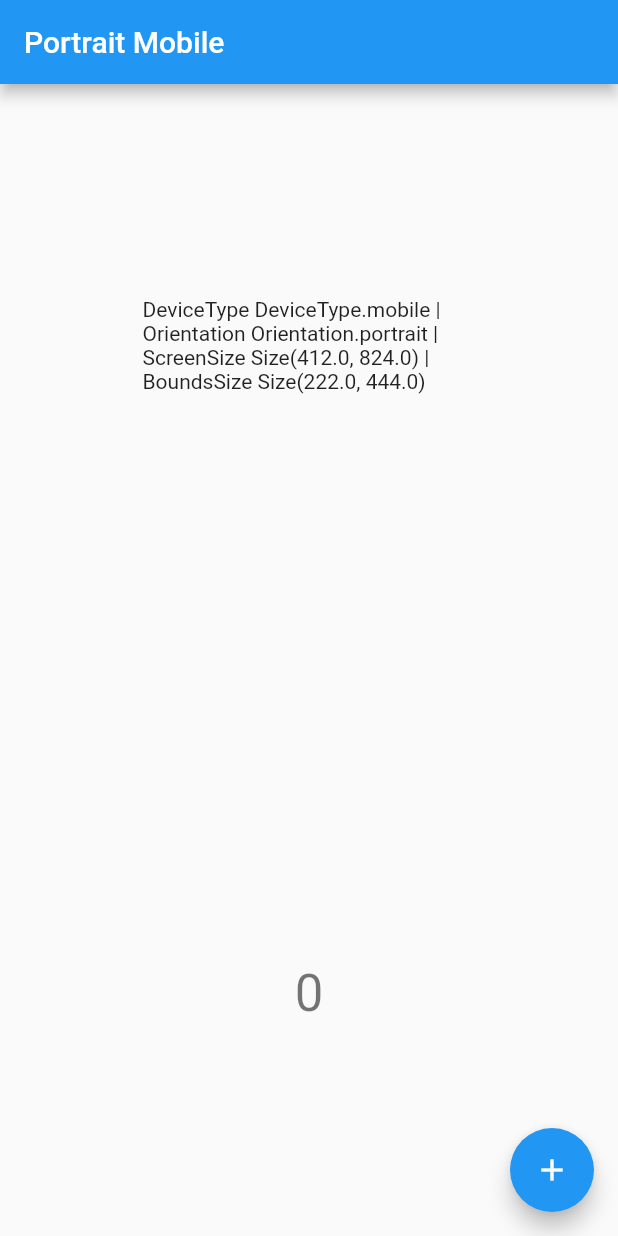
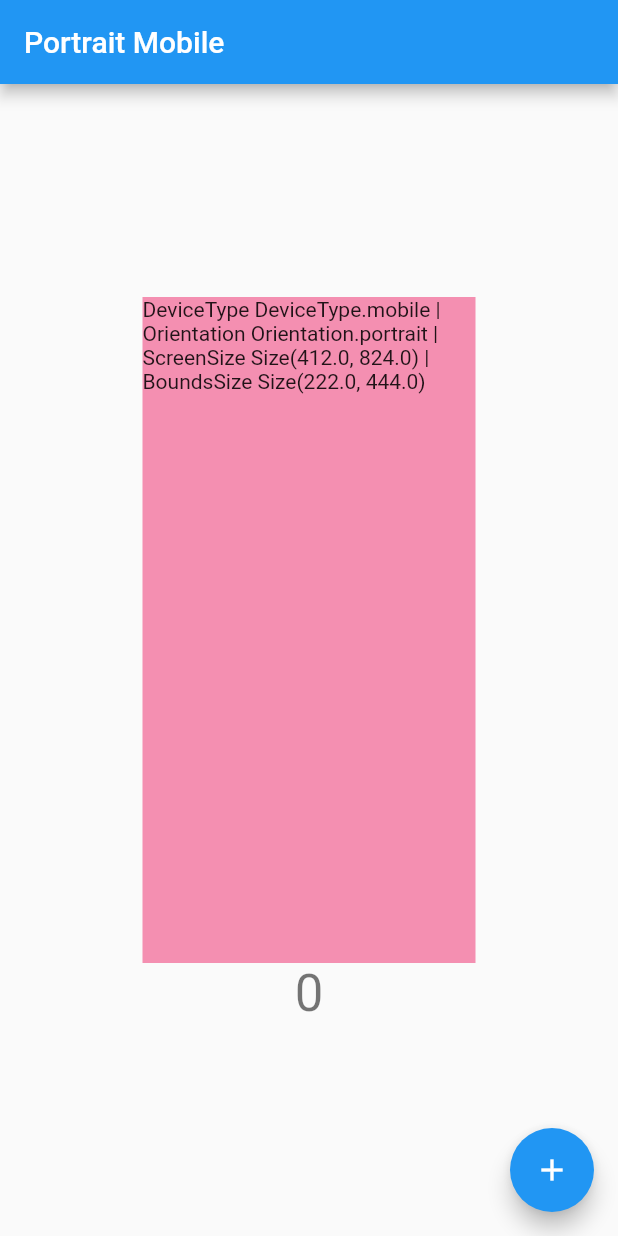
Before and after one commit to batuhankrbb/responsive_design_widgets, a Flutter app: the screen it shows after launch, on a phone screen of 412 x 824 dp. Run offline on Flutter 3.47's test engine with Material 2 defaults, Android fonts, the light colour scheme and no system bars; our stand-ins replace device_preview.

Commit message:
add: color to container

```diff
--- a/lib/main.dart
+++ b/lib/main.dart
@@ -81,6 +81,7 @@ class _MyHomePageState extends State<MyHomePage> {
             Container(
               height: 444,
               width: 222,
+              color: Colors.pink[200],
               child: InformerWidget(
                 onPageBuild: (context, information) {
                   return Text(information.toString());
```
